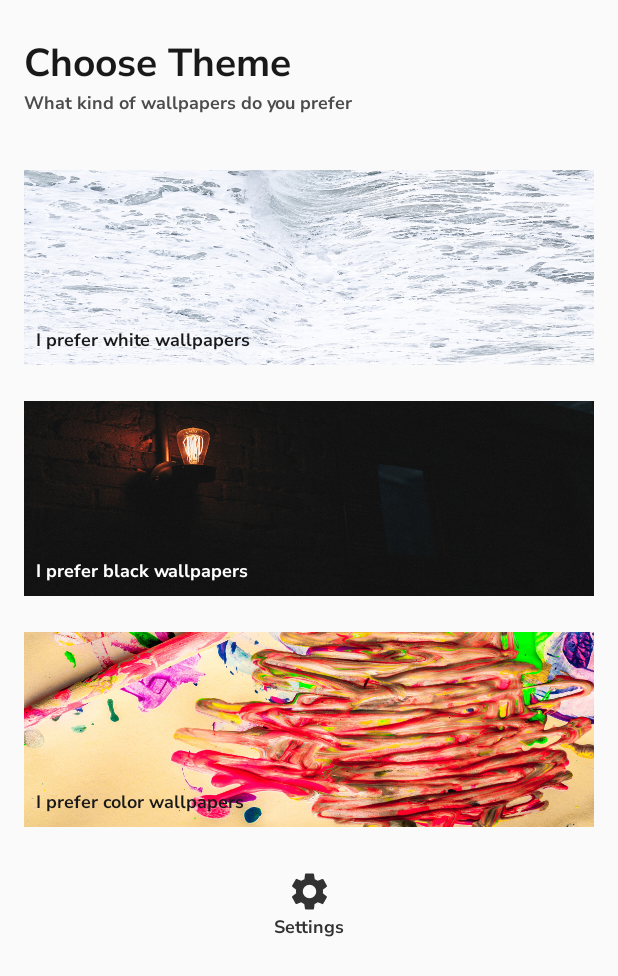
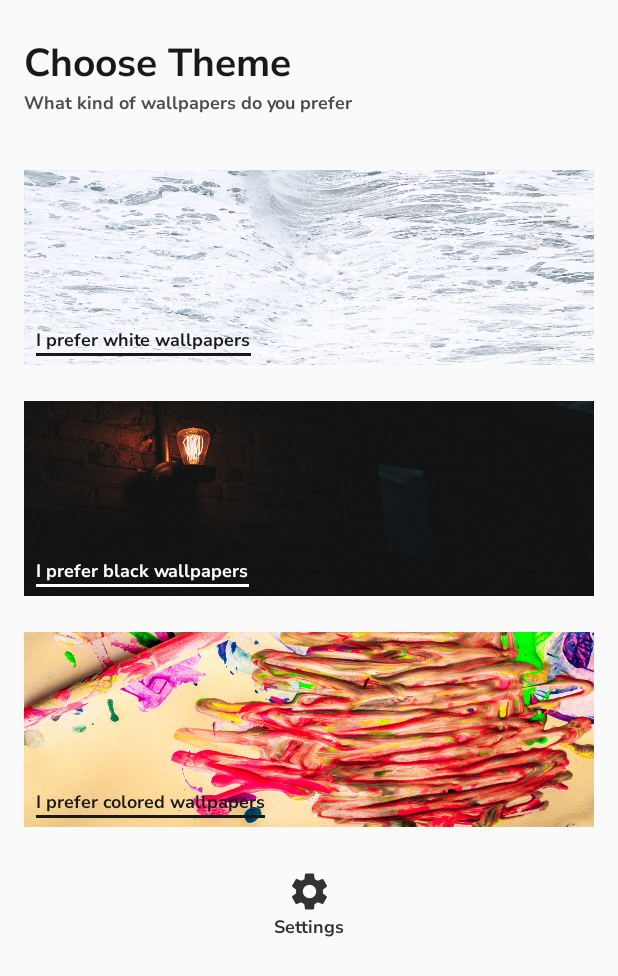
Before and after one commit to isamirkhaan1/wallpaperapp, an Android app: the screen it shows after launch (MainActivity), on a phone screen of 412 x 824 dp. Shown: the top 976 px of the screen. Run offline under Robolectric (Android 15) with nearby library versions, the phone set to English and light mode, and no system bars; our stand-ins replace Firebase (no records; nobody signed in at launch, a user with empty details on screens opened directly), Timber, navigation-ui; 1 statement that could not run was skipped.

Commit message:
add progressbar loading on theme updating

```diff
--- a/app/src/main/java/com/samirk/wallpaperapp/view/HomeFragment.kt
+++ b/app/src/main/java/com/samirk/wallpaperapp/view/HomeFragment.kt
@@ -1,14 +1,18 @@
 package com.samirk.wallpaperapp.view
 
 import android.content.SharedPreferences
+import android.graphics.PorterDuff
+import android.os.Build
 import android.os.Bundle
 import android.view.LayoutInflater
 import android.view.View
 import android.view.ViewGroup
 import android.widget.Toast
+import androidx.core.content.ContextCompat
 import androidx.fragment.app.Fragment
 import androidx.lifecycle.ViewModelProvider
 import androidx.navigation.fragment.findNavController
+import com.samirk.wallpaperapp.BuildConfig
 import com.samirk.wallpaperapp.R
 import com.samirk.wallpaperapp.utils.Constants
 import com.samirk.wallpaperapp.utils.FirestoreUtils
@@ -81,6 +85,16 @@ class HomeFragment : Fragment(), SharedPreferences.OnSharedPreferenceChangeListe
         val color = Constants.Theme.COLOR.name.toLowerCase(Locale.ENGLISH)
         img_color_theme.setOnClickListener(ThemeClickListener(theme = color))
         tv_color_theme.setOnClickListener(ThemeClickListener(theme = color))
+
+
+        //change progressBar color in older versions
+        if (Build.VERSION.SDK_INT < Build.VERSION_CODES.LOLLIPOP)
+            view_loading.indeterminateDrawable.setColorFilter(
+                ContextCompat.getColor(
+                    requireContext(),
+                    android.R.color.darker_gray
+                ), PorterDuff.Mode.SRC_IN
+            )
     }
 
     private fun showLoading(show: Boolean) {
--- a/app/src/main/res/layout/home_fragment.xml
+++ b/app/src/main/res/layout/home_fragment.xml
@@ -4,13 +4,13 @@
 <ScrollView xmlns:android="http://schemas.android.com/apk/res/android"
     xmlns:app="http://schemas.android.com/apk/res-auto"
     android:layout_width="match_parent"
-    android:layout_height="match_parent">
+    android:layout_height="match_parent"
+    android:fillViewport="true">
 
     <androidx.constraintlayout.widget.ConstraintLayout
         android:id="@+id/layout_main"
         android:layout_width="match_parent"
-        android:layout_height="match_parent"
-        android:paddingBottom="8dp">
+        android:layout_height="match_parent">
 
         <!--region title-->
         <TextView
@@ -54,6 +54,15 @@
             app:layout_constraintBottom_toBottomOf="@+id/img_white_theme"
             app:layout_constraintStart_toStartOf="parent" />
 
+        <View
+            android:layout_width="0dp"
+            android:layout_height="2dp"
+            android:background="@color/color_text_primary"
+
+            app:layout_constraintEnd_toEndOf="@id/tv_white_theme"
+            app:layout_constraintStart_toStartOf="@id/tv_white_theme"
+            app:layout_constraintTop_toBottomOf="@id/tv_white_theme" />
+
         <ImageView
             android:id="@+id/img_black_theme"
 
@@ -75,6 +84,16 @@
             app:layout_constraintBottom_toBottomOf="@+id/img_black_theme"
             app:layout_constraintStart_toStartOf="parent" />
 
+        <View
+            android:layout_width="0dp"
+            android:layout_height="2dp"
+            android:background="@android:color/white"
+
+            app:layout_constraintEnd_toEndOf="@id/tv_black_theme"
+            app:layout_constraintStart_toStartOf="@id/tv_black_theme"
+            app:layout_constraintTop_toBottomOf="@id/tv_black_theme" />
+
+
         <ImageView
             android:id="@+id/img_color_theme"
 
@@ -90,10 +109,21 @@
             android:id="@+id/tv_color_theme"
 
             style="@style/tv_box_msg"
+            android:textStyle="bold"
             android:text="@string/msg_color_box"
 
             app:layout_constraintBottom_toBottomOf="@+id/img_color_theme"
             app:layout_constraintStart_toStartOf="parent" />
+
+        <View
+            android:layout_width="0dp"
+            android:layout_height="2dp"
+            android:background="@color/color_text_primary"
+
+            app:layout_constraintEnd_toEndOf="@id/tv_color_theme"
+            app:layout_constraintStart_toStartOf="@id/tv_color_theme"
+            app:layout_constraintTop_toBottomOf="@id/tv_color_theme" />
+
         <!--endregion -->
 
         <!--region setting-->
@@ -111,8 +141,9 @@
 
         <TextView
             android:id="@+id/tv_settings"
+            style="@style/tv_sub_title"
 
-            style="@style/tv_sub_title"
+            android:paddingBottom="16dp"
             android:text="@string/tit_settings"
             android:textColor="@color/color_black_shade2"
 
@@ -121,12 +152,29 @@
             app:layout_constraintTop_toBottomOf="@+id/img_settings" />
         <!--endregion-->
 
-        <View
+        <!--        <View
+                    android:layout_width="0dp"
+                    android:layout_height="0dp"
+
+                    android:background="#AA000000"
+                    android:visibility="gone"
+
+                    app:layout_constraintBottom_toBottomOf="parent"
+                    app:layout_constraintLeft_toLeftOf="parent"
+                    app:layout_constraintRight_toRightOf="parent"
+                    app:layout_constraintTop_toTopOf="parent" />-->
+
+        <ProgressBar
             android:id="@+id/view_loading"
             android:layout_width="0dp"
             android:layout_height="0dp"
 
+
             android:background="#AA000000"
+            android:indeterminateTint="@android:color/darker_gray"
+            android:padding="130dp"
+
+
             android:visibility="gone"
 
             app:layout_constraintBottom_toBottomOf="parent"
@@ -134,7 +182,6 @@
             app:layout_constraintRight_toRightOf="parent"
             app:layout_constraintTop_toTopOf="parent" />
 
-
     </androidx.constraintlayout.widget.ConstraintLayout>
 
 </ScrollView>
--- a/app/src/main/res/values/strings.xml
+++ b/app/src/main/res/values/strings.xml
@@ -7,7 +7,7 @@
     <string name="msg_choose_theme">What kind of wallpapers do you prefer</string>
     <string name="msg_white_box">I prefer white wallpapers</string>
     <string name="msg_black_box">I prefer black wallpapers</string>
-    <string name="msg_color_box">I prefer color wallpapers</string>
+    <string name="msg_color_box">I prefer colored wallpapers</string>
 
 
     <!-- Settings -->
```
